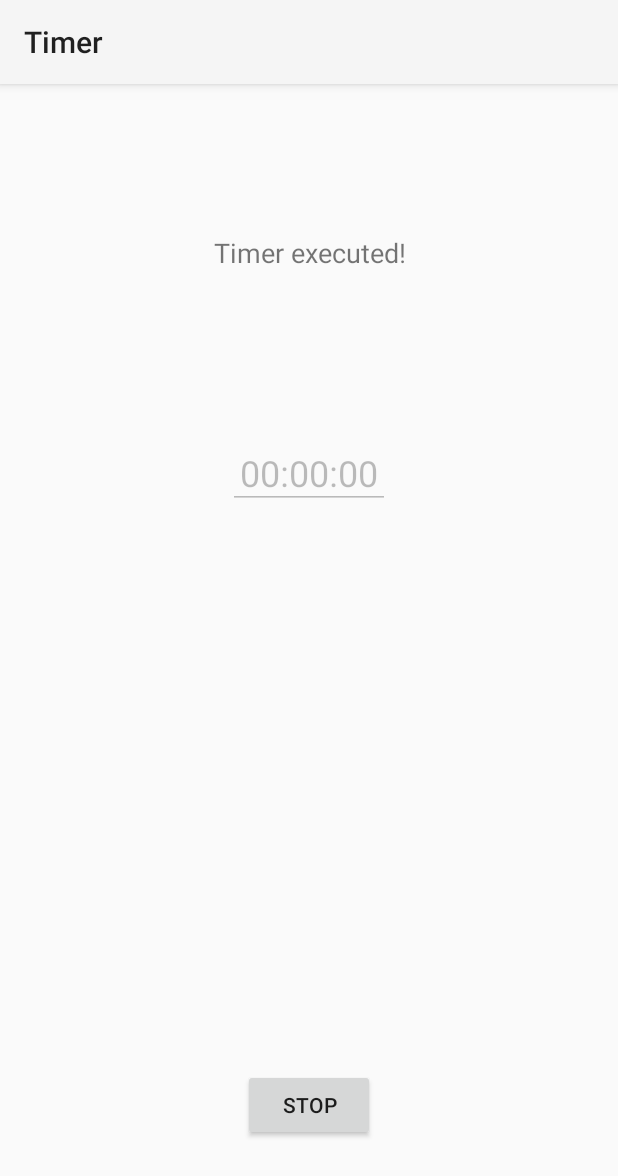
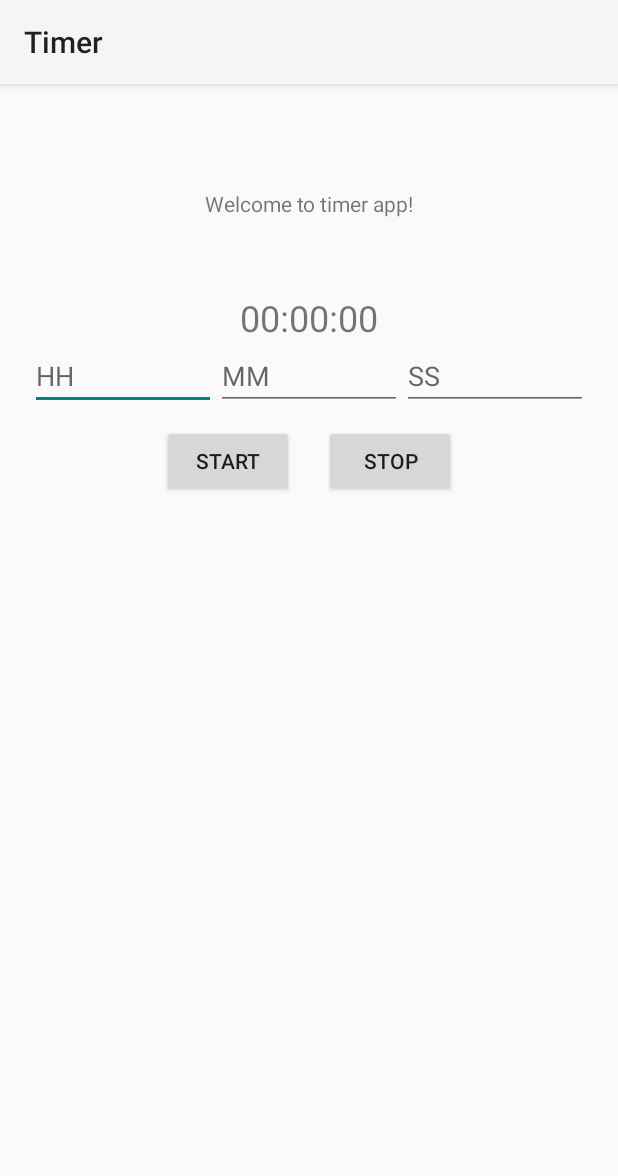
Before and after one commit to GamesDeny/UniApp, an Android app built with Jetpack Compose: the screen it shows after launch (MainActivity), after a tap on "START", on a phone screen of 412 x 824 dp. Shown: the top 1176 px of the screen. Run offline under Robolectric (Android 15) with nearby library versions, the phone set to English and light mode, and no system bars.

Commit message:
fixed timer editText
TODO
- limit numbers of minutes and seconds
- add pause button
- play notification
- play notification if away from app or sound if in app

```diff
--- a/timer/src/main/java/com/example/timer/MainActivity.kt
+++ b/timer/src/main/java/com/example/timer/MainActivity.kt
@@ -2,93 +2,86 @@ package com.example.timer
 
 import android.os.Bundle
 import android.os.CountDownTimer
-import android.provider.Settings
+import android.util.Log
 import android.widget.Button
 import android.widget.EditText
 import android.widget.TextView
 import androidx.appcompat.app.AppCompatActivity
 import com.example.timer.ui.utils.TimerMediaPlayer
-import com.example.timer.ui.utils.TimerTextWatcher
-import java.util.concurrent.TimeUnit
 
 class MainActivity : AppCompatActivity() {
-    private lateinit var editTextTimer: EditText
-    private lateinit var buttonStart: Button
-    private var isTimerRunning = false
-
     private lateinit var textViewTimer: TextView
-    private var countDownTimer: CountDownTimer? = null
-
+    private lateinit var editTextHours: EditText
+    private lateinit var editTextMinutes: EditText
+    private lateinit var editTextSeconds: EditText
+    private lateinit var buttonStartTimer: Button
+    private lateinit var buttonStopTimer: Button
+    private lateinit var countDownTimer: CountDownTimer
+    private val TAG = "MainActivity - "
 
     override fun onCreate(savedInstanceState: Bundle?) {
         super.onCreate(savedInstanceState)
         setContentView(R.layout.activity_main)
+
         TimerMediaPlayer.initializeMediaPlayer(this)
+        textViewTimer = findViewById(R.id.text_view_timer)
+        editTextHours = findViewById(R.id.edit_text_hours)
+        editTextMinutes = findViewById(R.id.edit_text_minutes)
+        editTextSeconds = findViewById(R.id.edit_text_seconds)
+        buttonStartTimer = findViewById(R.id.button_start_timer)
+        buttonStopTimer = findViewById(R.id.button_stop_timer)
 
-        editTextTimer = findViewById(R.id.edit_text_timer)
-        buttonStart = findViewById(R.id.button_start)
-        textViewTimer = findViewById(R.id.text_view_title)
-        editTextTimer.addTextChangedListener(TimerTextWatcher(editTextTimer, buttonStart))
-        buttonStart.setOnClickListener {
-            if (isTimerRunning) {
-                stopTimer()
-            } else {
-                startTimer()
+        buttonStartTimer.setOnClickListener {
+            Log.d(TAG, "Setting listener for start button")
+            val hours = getTimeOrZero(editTextHours)
+            val minutes = getTimeOrZero(editTextMinutes)
+            val seconds = getTimeOrZero(editTextSeconds)
+
+            val totalMilliseconds = ((hours * 60 * 60) + (minutes * 60) + seconds) * 1000L
+
+            countDownTimer = object : CountDownTimer(totalMilliseconds, 1000) {
+                override fun onTick(millisUntilFinished: Long) {
+                    val remainingSeconds = millisUntilFinished / 1000
+                    val displayHours = remainingSeconds / 3600
+                    val displayMinutes = (remainingSeconds % 3600) / 60
+                    val displaySeconds = remainingSeconds % 60
+
+                    val timerText = String.format(
+                        "%02d:%02d:%02d",
+                        displayHours,
+                        displayMinutes,
+                        displaySeconds
+                    )
+                    textViewTimer.text = timerText
+                }
+
+                override fun onFinish() {
+                    textViewTimer.text = getString(R.string.timer_initial_value)
+                    TimerMediaPlayer.playTimerSound()
+                    // Play sound and show notification here
+                }
             }
+
+            countDownTimer.start()
         }
+
+        buttonStopTimer.setOnClickListener {
+            Log.d(TAG, "Setting listener for stop button")
+            countDownTimer.cancel()
+            textViewTimer.text = getString(R.string.timer_initial_value)
+        }
+
+    }
+
+    private fun getTimeOrZero(editText: EditText): Int {
+        return editText.text.toString().toIntOrNull() ?: 0
     }
 
     override fun onDestroy() {
         super.onDestroy()
-        TimerMediaPlayer.stopMediaPlayer()
-    }
-
-
-    private fun startTimer() {
-        val input = editTextTimer.text.toString()
-        val timeComponents = input.split(":")
-        val hours = timeComponents[0].toLong()
-        val minutes = timeComponents[1].toLong()
-        val seconds = timeComponents[2].toLong()
-
-        val totalMilliseconds = TimeUnit.HOURS.toMillis(hours) +
-                TimeUnit.MINUTES.toMillis(minutes) +
-                TimeUnit.SECONDS.toMillis(seconds)
-
-        countDownTimer = object : CountDownTimer(totalMilliseconds, 1000) {
-
-            override fun onTick(millisUntilFinished: Long) {
-                val timeLeft = String.format(
-                    "%02d:%02d:%02d",
-                    TimeUnit.MILLISECONDS.toHours(millisUntilFinished),
-                    TimeUnit.MILLISECONDS.toMinutes(millisUntilFinished) % 60,
-                    TimeUnit.MILLISECONDS.toSeconds(millisUntilFinished) % 60
-                )
-                textViewTimer.text = timeLeft
-            }
-
-            override fun onFinish() {
-                TimerMediaPlayer.playTimerSound()
-                textViewTimer.text = getString(R.string.timer_executed)
-                isTimerRunning = false
-                buttonStart.text = getString(R.string.button_start_label)
-                editTextTimer.isEnabled = true
-            }
-
+        if (::countDownTimer.isInitialized) {
+            countDownTimer.cancel()
         }
-
-        countDownTimer?.start()
-        isTimerRunning = true
-        buttonStart.text = getString(R.string.button_stop_label)
-        editTextTimer.isEnabled = false
-    }
-
-    private fun stopTimer() {
-        countDownTimer?.cancel()
-        textViewTimer.text = getString(R.string.timer_interrupted)
-        isTimerRunning = false
-        buttonStart.text = getString(R.string.button_start_label)
-        editTextTimer.isEnabled = true
     }
 
 }
--- a/timer/src/main/java/com/example/timer/ui/utils/TimerTextWatcher.kt
+++ b/timer/src/main/java/com/example/timer/ui/utils/TimerTextWatcher.kt
@@ -9,8 +9,8 @@ import java.util.regex.Pattern
 open class TimerTextWatcher(
     private val editTextTimer: EditText, private val buttonStart: Button
 ) : TextWatcher {
-    private val timerRegex = "^(?:[01]\\d|2[0-3]):(?:[0-5]\\d):(?:[0-5]\\d)$"
-    private val timePattern = Pattern.compile(timerRegex)
+    private val timeRegex = "^(\\d){2}(:([0-5]\\d)){2}$"
+    private val timePattern = Pattern.compile(timeRegex)
 
     override fun beforeTextChanged(s: CharSequence?, start: Int, count: Int, after: Int) {
     }
@@ -23,6 +23,7 @@ open class TimerTextWatcher(
         if (!s.isNullOrBlank()) {
             val input = s.toString()
             val formattedInput = formatTimerInput(input)
+
             editTextTimer.removeTextChangedListener(this)
             editTextTimer.setText(formattedInput)
             editTextTimer.setSelection(formattedInput.length)
@@ -35,18 +36,24 @@ open class TimerTextWatcher(
         val digitsOnly = input.replace(Regex("\\D"), "")
         val formattedInput = StringBuilder()
 
-        for (i in digitsOnly.indices) {
-            if (i > 0 && i % 2 == 0 && i < digitsOnly.length) {
+        for (index in digitsOnly.indices) {
+            if (index > 0 && index % 2 == 0 && index < digitsOnly.length) {
                 formattedInput.append(":")
             }
-            formattedInput.append(digitsOnly[i])
+            formattedInput.append(digitsOnly[index])
         }
 
         return formattedInput.toString()
     }
 
     private fun validateTimerInput(input: String) {
-        buttonStart.isEnabled = timePattern.matcher(input).matches()
+        val result = timePattern.matcher(input).matches()
+
+        // 3 couple of numbers and 2 double dots
+        if (input.length > 8) {
+        }
+
+        buttonStart.isEnabled = result
     }
 
 }
--- a/timer/src/main/res/layout/action_bar.xml
+++ /dev/null
@@ -1,16 +0,0 @@
-<?xml version="1.0" encoding="utf-8"?>
-<LinearLayout xmlns:android="http://schemas.android.com/apk/res/android"
-    android:layout_width="wrap_content"
-    android:layout_height="wrap_content"
-    android:gravity="center">
-
-    <TextView
-        android:id="@+id/titleTextView"
-        android:layout_width="195dp"
-        android:layout_height="match_parent"
-        android:text="@string/app_name"
-        android:textColor="#FFFFFF"
-        android:textSize="18sp"
-        android:textStyle="bold" />
-
-</LinearLayout>
--- a/timer/src/main/res/layout/activity_main.xml
+++ b/timer/src/main/res/layout/activity_main.xml
@@ -1,42 +1,89 @@
 <?xml version="1.0" encoding="utf-8"?>
-<RelativeLayout xmlns:android="http://schemas.android.com/apk/res/android"
+<LinearLayout xmlns:android="http://schemas.android.com/apk/res/android"
     xmlns:tools="http://schemas.android.com/tools"
     android:layout_width="match_parent"
-    android:layout_height="match_parent">
+    android:layout_height="match_parent"
+    android:orientation="vertical"
+    android:padding="20dp">
 
     <TextView
-        android:id="@+id/text_view_title"
         android:layout_width="match_parent"
         android:layout_height="wrap_content"
-        android:gravity="center"
-        android:paddingTop="100dp"
-        android:paddingBottom="100dp"
+        android:paddingTop="50dp"
+        android:paddingBottom="50dp"
         android:text="@string/welcome_title"
-        android:textSize="18sp" />
+        android:textAlignment="center" />
 
-    <EditText
-        android:id="@+id/edit_text_timer"
+    <TextView
+        android:id="@+id/text_view_timer"
         android:layout_width="wrap_content"
         android:layout_height="wrap_content"
-        android:layout_below="@id/text_view_title"
-        android:layout_centerHorizontal="true"
+        android:layout_gravity="center_horizontal"
+        android:text="@string/timer_initial_value"
+        android:textSize="24sp" />
+
+    <LinearLayout
+        android:layout_width="match_parent"
+        android:layout_height="wrap_content"
+        android:orientation="horizontal">
+
+        <EditText
+            android:id="@+id/edit_text_hours"
+            android:layout_width="0dp"
+            android:layout_height="wrap_content"
+            android:layout_weight="1"
+            android:hint="@string/time_hour"
+            android:importantForAutofill="no"
+            android:inputType="number"
+            android:maxLength="2"
+            android:maxLines="1" />
+
+        <EditText
+            android:id="@+id/edit_text_minutes"
+            android:layout_width="0dp"
+            android:layout_height="wrap_content"
+            android:layout_weight="1"
+            android:hint="@string/time_minutes"
+            android:importantForAutofill="no"
+            android:inputType="number"
+            android:maxLength="2"
+            android:maxLines="1" />
+
+        <EditText
+            android:id="@+id/edit_text_seconds"
+            android:layout_width="0dp"
+            android:layout_height="wrap_content"
+            android:layout_weight="1"
+            android:hint="@string/timer_seconds"
+            android:importantForAutofill="no"
+            android:inputType="number"
+            android:maxLength="2"
+            android:maxLines="1" />
+
+    </LinearLayout>
+
+    <LinearLayout
+        android:layout_width="match_parent"
+        android:layout_height="wrap_content"
         android:layout_marginTop="10dp"
-        android:layout_marginBottom="10dp"
-        android:autofillHints=""
         android:gravity="center"
-        android:inputType="number"
-        android:padding="8dp"
-        android:text="@string/timer_initial_value"
-        android:textSize="24sp"
-        tools:ignore="LabelFor" />
+        android:orientation="horizontal">
 
-    <Button
-        android:id="@+id/button_start"
-        android:layout_width="wrap_content"
-        android:layout_height="wrap_content"
-        android:layout_below="@id/edit_text_timer"
-        android:layout_centerHorizontal="true"
-        android:layout_marginTop="363dp"
-        android:text="@string/button_start_label" />
+        <Button
+            android:id="@+id/button_start_timer"
+            android:layout_width="wrap_content"
+            android:layout_height="wrap_content"
+            android:layout_marginEnd="10dp"
+            android:text="@string/button_start_label"
+            tools:ignore="ButtonStyle" />
 
-</RelativeLayout>
+        <Button
+            android:id="@+id/button_stop_timer"
+            android:layout_width="wrap_content"
+            android:layout_height="wrap_content"
+            android:layout_marginStart="10dp"
+            android:text="@string/button_stop_label"
+            tools:ignore="ButtonStyle" />
+    </LinearLayout>
+
+</LinearLayout>
--- a/timer/src/main/res/values/strings.xml
+++ b/timer/src/main/res/values/strings.xml
@@ -1,9 +1,15 @@
 <resources>
     <string name="app_name">Timer</string>
-    <string name="timer_executed">Timer executed!</string>
+    <string name="welcome_title">Welcome to timer app!</string>
+
+    <string name="timer_executed">Timer finished!</string>
     <string name="timer_initial_value">00:00:00</string>
-    <string name="welcome_title">Welcome to timer app!</string>
+    <string name="timer_interrupted">Timer interrupted!</string>
+
     <string name="button_start_label">Start</string>
     <string name="button_stop_label">Stop</string>
-    <string name="timer_interrupted">Timer interrupted!</string>
+
+    <string name="timer_seconds">SS</string>
+    <string name="time_minutes">MM</string>
+    <string name="time_hour">HH</string>
 </resources>
```
Also changed, not shown: 1 other file.
